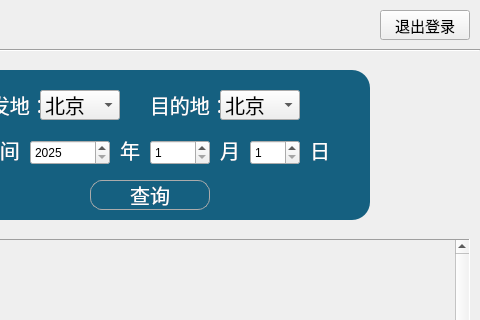
This is UserMainWindow.ui in ImmortalWatcher/Flient_Management as Qt 5 draws it before an edit; both pictures show x 320 to 800 and y 0 to 320 of the 800 by 600 pixel window. The edited form follows.
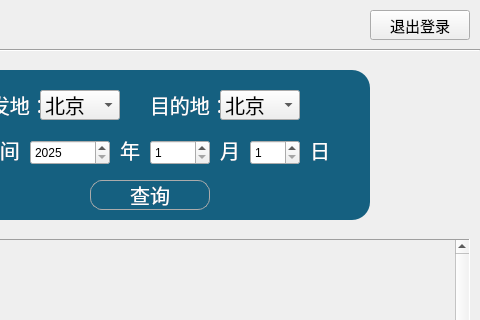
This is the edited form. Icons and pictures are not drawn.

Patch:
```diff
--- a/UserMainWindow.ui
+++ b/UserMainWindow.ui
@@ -73,9 +73,9 @@
    <widget class="QPushButton" name="backBtn">
     <property name="geometry">
      <rect>
-      <x>700</x>
+      <x>690</x>
       <y>10</y>
-      <width>90</width>
+      <width>100</width>
       <height>30</height>
      </rect>
     </property>
```
